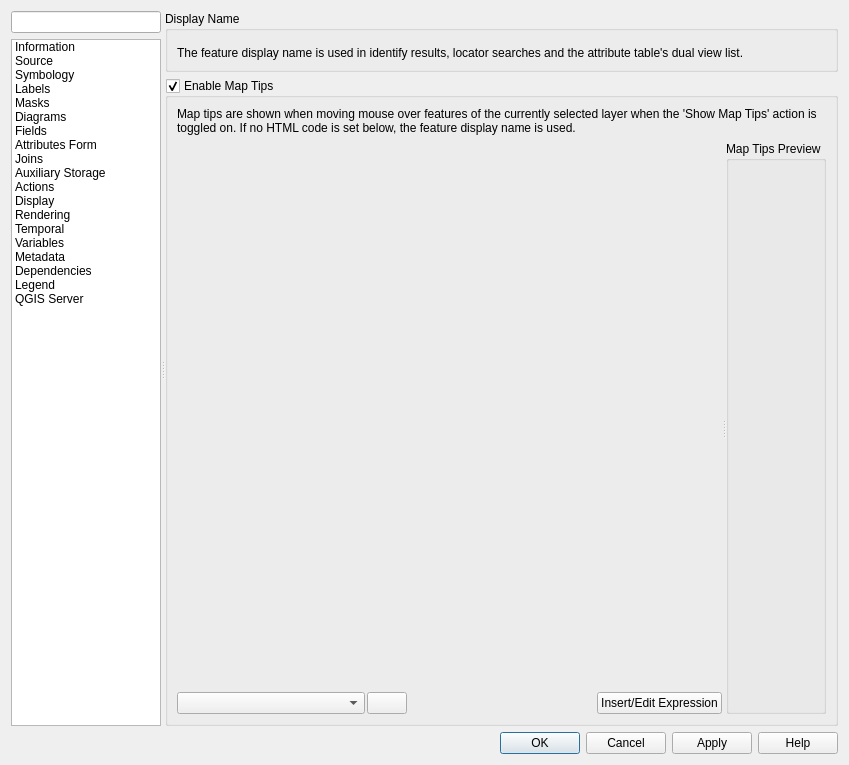
qgis/QGIS, file src/ui/qgsvectorlayerpropertiesbase.ui: the form before one commit.
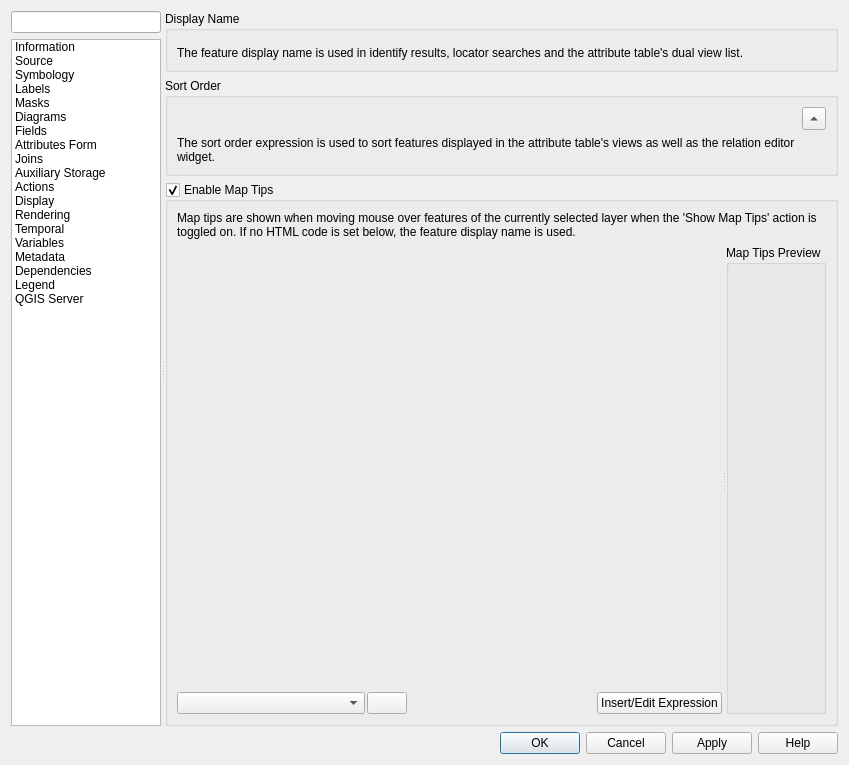
The form after the commit. The open tabs and pages were chosen to show the change. Icons and pictures are not drawn. Custom widgets are drawn as their Qt base class.

Commit message: [vector layers][ui] Expose the features sort ordering expression driving the features display ordering within the attribute table views and relation editor widgets

The edit to the form file:
```diff
--- a/src/ui/qgsvectorlayerpropertiesbase.ui
+++ b/src/ui/qgsvectorlayerpropertiesbase.ui
@@ -1444,7 +1444,7 @@
                 </layout>
                </widget>
               </item>
-              <item row="1" column="0">
+              <item row="2" column="0">
                 <widget class="QGroupBox" name="mEnableMapTips">
                  <property name="title">
                   <string>Enable Map Tips</string>
@@ -1599,6 +1599,51 @@
                 </layout>
                </widget>
               </item>
+              <item row="1" column="0">
+               <widget class="QGroupBox" name="featuresSortOrderGroupBox">
+                <property name="title">
+                 <string>Sort Order</string>
+                </property>
+                <property name="sizePolicy">
+                 <sizepolicy hsizetype="Preferred" vsizetype="Minimum">
+                  <horstretch>0</horstretch>
+                  <verstretch>0</verstretch>
+                 </sizepolicy>
+                </property>
+                <layout class="QGridLayout" name="featuresSortOrderLayout">
+                 <item row="0" column="0">
+                  <widget class="QgsFieldExpressionWidget" name="mFeaturesSortOrderExpressionWidget" native="true">
+                   <property name="focusPolicy">
+                    <enum>Qt::FocusPolicy::StrongFocus</enum>
+                   </property>
+                  </widget>
+                 </item>
+                 <item row="0" column="1">
+                  <widget class="QToolButton" name="mFeaturesSortOrderDirectionButton">
+                   <property name="toolTip">
+                    <string>Sort direction</string>
+                   </property>
+                   <property name="text">
+                    <string>…</string>
+                   </property>
+                   <property name="arrowType">
+                    <enum>Qt::UpArrow</enum>
+                   </property>
+                  </widget>
+                 </item>
+                 <item row="1" column="0" colspan="2">
+                  <widget class="QLabel" name="labelfeaturesSortOrderInfo">
+                   <property name="text">
+                    <string>The sort order expression is used to sort features displayed in the attribute table's views as well as the relation editor widget.</string>
+                   </property>
+                   <property name="wordWrap">
+                    <bool>true</bool>
+                   </property>
+                  </widget>
+                 </item>
+                </layout>
+               </widget>
+              </item>
              </layout>
             </widget>
            </item>
```
The commit also changes 1 other file.
